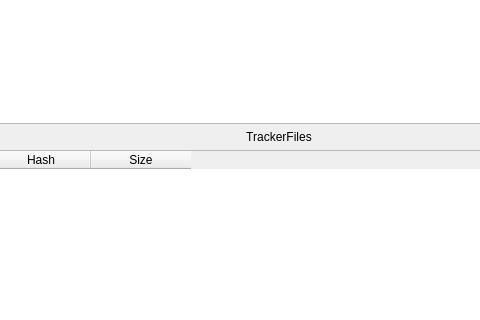
This is client/qt_gui/GUI/MainWindow.ui in kwencel/FileSharer as Qt 5 draws it before an edit; both pictures show x 121 to 601 and y 166 to 486 of the 800 by 600 pixel window. The edited form follows.
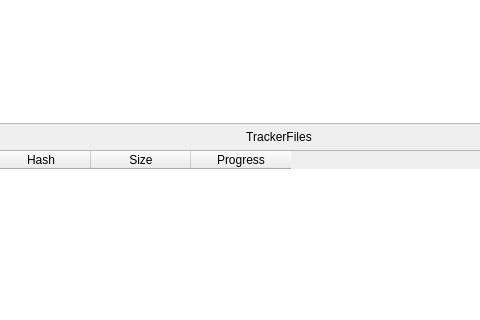
This is the edited form.

Commit message:
Implemented progress (needs testing)
New column in trackerFiles table
FileHandler sends updates to GUI using signals

The edit to the form file:
```diff
--- a/client/qt_gui/GUI/MainWindow.ui
+++ b/client/qt_gui/GUI/MainWindow.ui
@@ -66,6 +66,11 @@
         <string>Size</string>
        </property>
       </column>
+      <column>
+       <property name="text">
+        <string>Progress</string>
+       </property>
+      </column>
      </widget>
     </item>
     <item row="1" column="0" colspan="3">
```
The commit also changes 4 other files.
